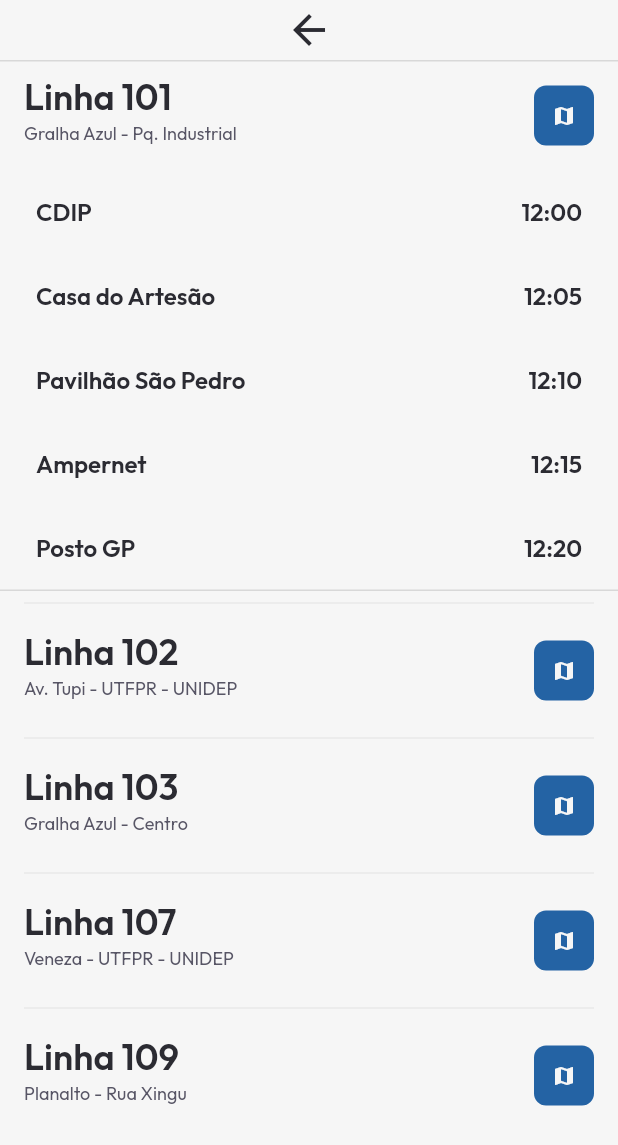
After one commit to The-4Four/izi-bus, a Flutter app: the LinesPage screen opened directly, after a tap on an icon or button, on a phone screen of 412 x 824 dp. The commit adds this screen. Shown: the top 1145 px of the screen. Run offline on Flutter 3.47's test engine with Material 2 defaults, Android fonts, the light colour scheme and no system bars; our stand-ins replace google_fonts.

Commit message:
chore: adicionada tela de listagem de ônibus

```diff
--- /dev/null
+++ b/lib/modules/components/line_card.dart
@@ -0,0 +1,53 @@
+import 'package:flutter/material.dart';
+import 'package:izi_bus/shared/themes/app_colors.dart';
+import 'package:izi_bus/shared/themes/app_text_styles.dart';
+
+class LineCard extends StatefulWidget {
+  final String code;
+  final String description;
+  final List schedules;
+  const LineCard(
+      {Key? key,
+      required this.code,
+      required this.description,
+      required this.schedules})
+      : super(key: key);
+
+  @override
+  State<LineCard> createState() => _LineCardState();
+}
+
+class _LineCardState extends State<LineCard> {
+  @override
+  Widget build(BuildContext context) {
+    return ExpansionTile(
+      childrenPadding: const EdgeInsets.symmetric(horizontal: 8.0),
+      title: Text("Linha " + widget.code, style: TextStyles.cardTitle),
+      subtitle: Text(widget.description, style: TextStyles.cardCaption),
+      trailing: Container(
+          decoration: const BoxDecoration(
+            borderRadius: BorderRadius.all(Radius.circular(8)),
+            color: AppColors.primary,
+          ),
+          width: 40,
+          height: 40,
+          child: const Icon(Icons.map, size: 16, color: AppColors.background)),
+      children: [
+        ListView.builder(
+            shrinkWrap: true,
+            scrollDirection: Axis.vertical,
+            physics: const NeverScrollableScrollPhysics(),
+            itemBuilder: (context, index) =>
+                _buildScheduleItem(widget.schedules[index]),
+            itemCount: widget.schedules.length)
+      ],
+    );
+  }
+}
+
+Widget _buildScheduleItem(item) {
+  return ListTile(
+    title: Text(item['spot'], style: TextStyles.listFirst),
+    trailing: Text(item['time'], style: TextStyles.listFirst),
+  );
+}
--- /dev/null
+++ b/lib/modules/components/lines_temp.dart
@@ -0,0 +1,57 @@
+const List lines = [
+  {
+    "code": "101",
+    "description": "Gralha Azul - Pq. Industrial",
+    "schedules": [
+      {"spot": "CDIP", "time": "12:00"},
+      {"spot": "Casa do Artesão", "time": "12:05"},
+      {"spot": "Pavilhão São Pedro", "time": "12:10"},
+      {"spot": "Ampernet", "time": "12:15"},
+      {"spot": "Posto GP", "time": "12:20"}
+    ],
+  },
+  {
+    "code": "102",
+    "description": "Av. Tupi - UTFPR - UNIDEP",
+    "schedules": [
+      {"spot": "CDIP", "time": "12:20"},
+      {"spot": "Casa do Artesão", "time": "12:25"},
+      {"spot": "Pavilhão São Pedro", "time": "12:30"},
+      {"spot": "Ampernet", "time": "12:35"},
+      {"spot": "Posto GP", "time": "12:40"}
+    ],
+  },
+  {
+    "code": "103",
+    "description": "Gralha Azul - Centro",
+    "schedules": [
+      {"spot": "CDIP", "time": "12:00"},
+      {"spot": "Casa do Artesão", "time": "12:05"},
+      {"spot": "Pavilhão São Pedro", "time": "12:10"},
+      {"spot": "Ampernet", "time": "12:15"},
+      {"spot": "Posto GP", "time": "12:20"}
+    ],
+  },
+  {
+    "code": "107",
+    "description": "Veneza - UTFPR - UNIDEP",
+    "schedules": [
+      {"spot": "CDIP", "time": "12:00"},
+      {"spot": "Casa do Artesão", "time": "12:05"},
+      {"spot": "Pavilhão São Pedro", "time": "12:10"},
+      {"spot": "Ampernet", "time": "12:15"},
+      {"spot": "Posto GP", "time": "12:20"}
+    ],
+  },
+  {
+    "code": "109",
+    "description": "Planalto - Rua Xingu",
+    "schedules": [
+      {"spot": "CDIP", "time": "12:00"},
+      {"spot": "Casa do Artesão", "time": "12:05"},
+      {"spot": "Pavilhão São Pedro", "time": "12:10"},
+      {"spot": "Ampernet", "time": "12:15"},
+      {"spot": "Posto GP", "time": "12:20"}
+    ],
+  },
+];
--- a/lib/modules/home/home.dart
+++ b/lib/modules/home/home.dart
@@ -1,4 +1,5 @@
 import 'package:flutter/material.dart';
+import 'package:izi_bus/modules/lines_page/lines_page.dart';
 import 'package:izi_bus/shared/themes/app_colors.dart';
 import 'package:izi_bus/shared/themes/app_text_styles.dart';
 
@@ -10,6 +11,11 @@ class Home extends StatelessWidget {
     return Scaffold(
       backgroundColor: AppColors.background,
       body: Center(
+          child: GestureDetector(
+        onTap: () => {
+          Navigator.push(context,
+              MaterialPageRoute(builder: (context) => const LinesPage()))
+        },
         child: Container(
           decoration: const BoxDecoration(
             borderRadius: BorderRadius.all(Radius.circular(8)),
@@ -18,9 +24,6 @@ class Home extends StatelessWidget {
           width: 240,
           height: 56,
           alignment: Alignment.center,
-        child: Positioned(
-          left: 0,
-          right: 0,
           child: Text(
             "VER AS LINHAS DE ÔNIBUS",
             style: TextStyles.button,
--- /dev/null
+++ b/lib/modules/lines_page/lines_page.dart
@@ -0,0 +1,51 @@
+import 'package:flutter/material.dart';
+import 'package:izi_bus/modules/components/line_card.dart';
+import 'package:izi_bus/shared/themes/app_colors.dart';
+import 'package:izi_bus/modules/components/lines_temp.dart';
+import 'package:izi_bus/modules/home/home.dart';
+
+class LinesPage extends StatelessWidget {
+  const LinesPage({Key? key}) : super(key: key);
+
+  @override
+  Widget build(BuildContext context) {
+    return Scaffold(
+        backgroundColor: AppColors.background,
+        body: Column(children: [
+          GestureDetector(
+            onTap: () => {
+              Navigator.push(context,
+                  MaterialPageRoute(builder: (context) => const Home()))
+            },
+            child: Container(
+                decoration: const BoxDecoration(
+                  borderRadius: BorderRadius.all(Radius.circular(8)),
+                  color: AppColors.background,
+                ),
+                width: 40,
+                height: 40,
+                child: const Icon(Icons.arrow_back,
+                    size: 32, color: AppColors.textPrimary)),
+          ),
+          ListView.separated(
+              shrinkWrap: true,
+              scrollDirection: Axis.vertical,
+              physics: const NeverScrollableScrollPhysics(),
+              itemBuilder: (context, index) => _buildLineCard(lines[index]),
+              separatorBuilder: (context, index) => const Divider(
+                    thickness: 1,
+                    indent: 16,
+                    endIndent: 16,
+                    color: AppColors.divider,
+                  ),
+              itemCount: lines.length)
+        ]));
+  }
+}
+
+Widget _buildLineCard(item) {
+  return LineCard(
+      code: item['code'],
+      description: item['description'],
+      schedules: item['schedules']);
+}
--- a/lib/shared/themes/app_colors.dart
+++ b/lib/shared/themes/app_colors.dart
@@ -8,4 +8,5 @@ class AppColors {
   static const textCaption = Color(0xFF585666);
   static const buttons = Color(0xFFF6F6F6);
   static const background = Color(0xFFF6F6F6);
+  static const divider = Color(0xFFE9E9E9);
 }
```
Lines whose indentation alone changed are shown as unchanged.
